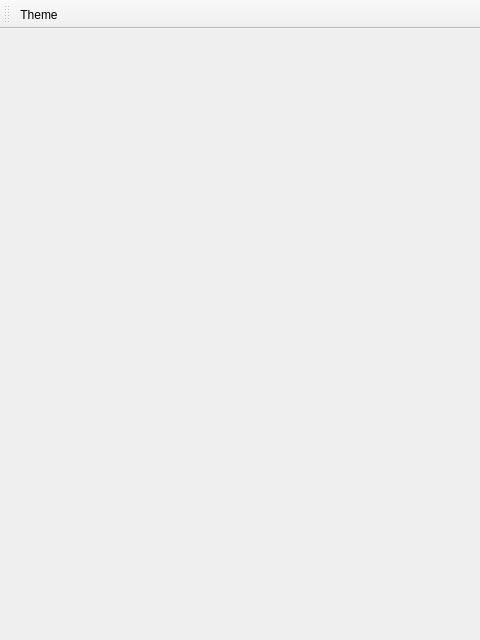
Old version of the form apps/rehuco-agent/src/rehuco_agent/main_window.ui in the repository borco/rehuco; both pictures show x 0 to 480 and y 0 to 640 of the 960 by 640 pixel window.
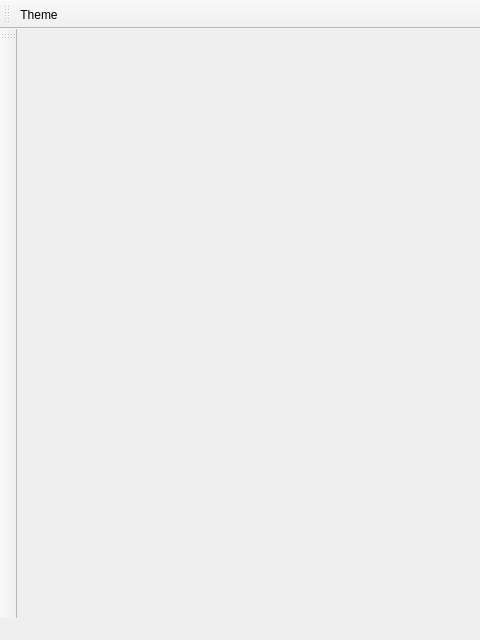
New version of the form. Icons and pictures are not drawn.

Commit message: refs #47: feat: wire settings dock, action bar, and toolbar-state persistence

What changed in the file:
```diff
--- a/apps/rehuco-agent/src/rehuco_agent/main_window.ui
+++ b/apps/rehuco-agent/src/rehuco_agent/main_window.ui
@@ -27,6 +27,17 @@
    </attribute>
    <addaction name="theme_action"/>
   </widget>
+  <widget class="QToolBar" name="action_bar">
+   <property name="windowTitle">
+    <string>Actions</string>
+   </property>
+   <attribute name="toolBarArea">
+    <enum>LeftToolBarArea</enum>
+   </attribute>
+   <attribute name="toolBarBreak">
+    <bool>false</bool>
+   </attribute>
+  </widget>
   <action name="theme_action">
    <property name="icon">
     <iconset resource="main.qrc">
```
The commit also changes 8 other files.
